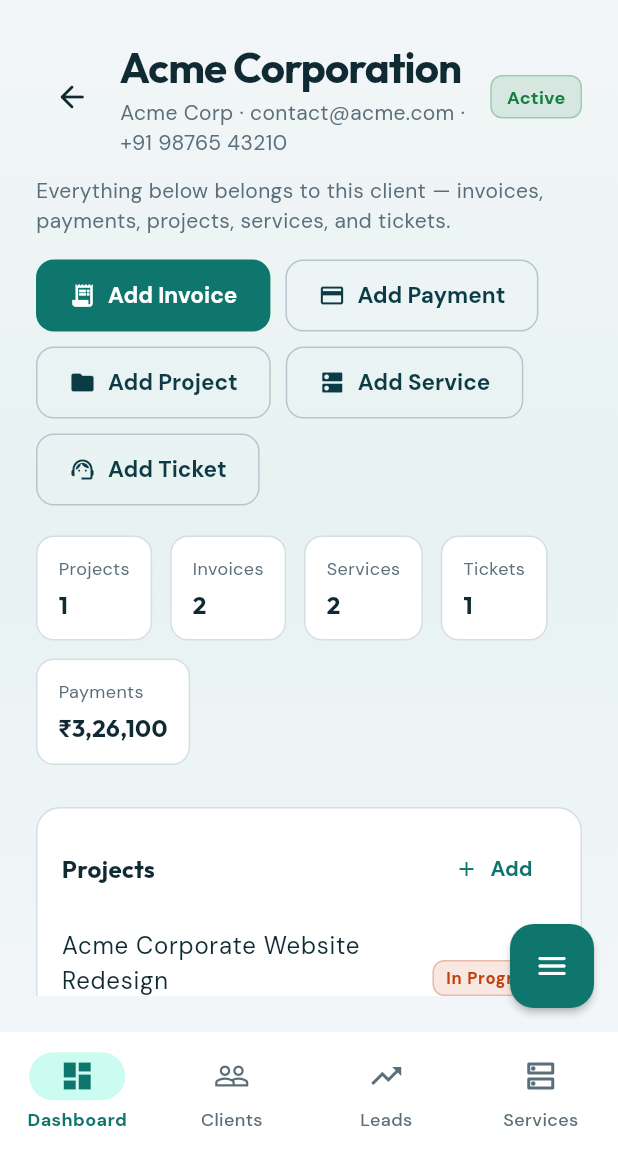
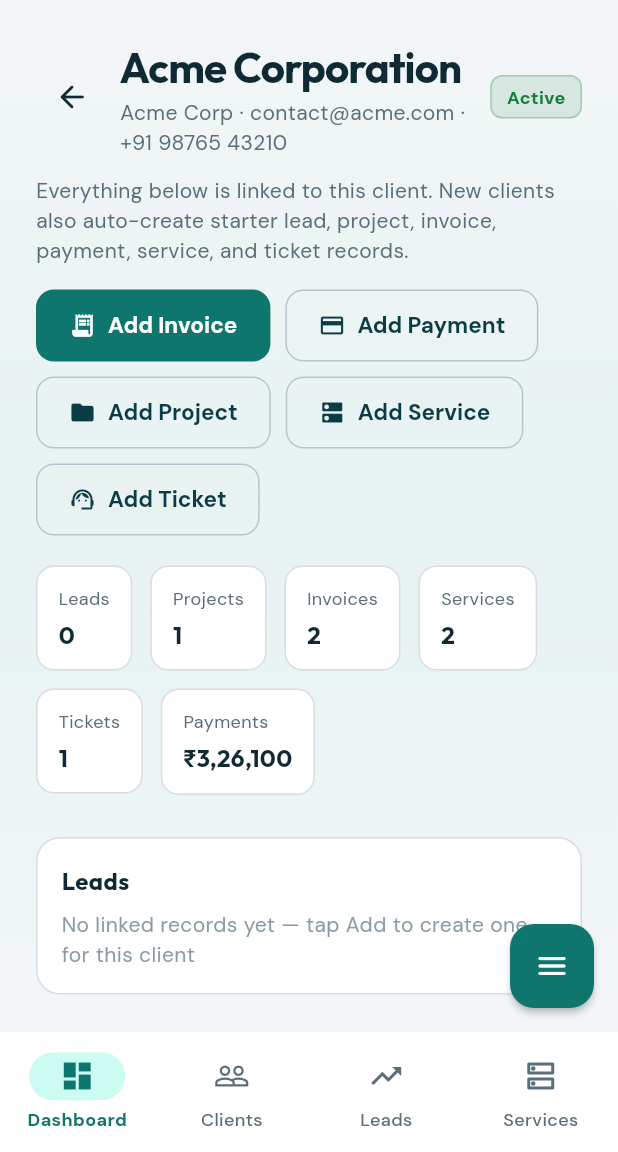
Before and after one commit to PRABHVEERSINGH17/2023a1r109king, a Flutter app: the ClientsScreen screen opened by its route, after a tap on "Acme Corporation", on a phone screen of 412 x 824 dp, the part 84-1236 px from its top. Run offline on Flutter 3.47's test engine with Material 3 defaults, Android fonts, the phone set to English and light mode, and no system bars; our stand-ins replace fl_chart, flutter_dotenv, flutter_riverpod, go_router, supabase_flutter; accounts and stored records are empty.

Commit message:
Auto-create lead and related records when a client is added
Creating a client now bootstraps a won lead plus starter project,
service, invoice, payment, and ticket linked to that client.

Co-authored-by: Prabhveer singh <PRABHVEERSINGH17@users.noreply.github.com>

```diff
--- a/tr_tech_solutions/lib/features/clients/screens/client_detail_screen.dart
+++ b/tr_tech_solutions/lib/features/clients/screens/client_detail_screen.dart
@@ -7,6 +7,7 @@ import 'package:tr_tech_solutions/core/utils/formatters.dart';
 import 'package:tr_tech_solutions/features/clients/providers/clients_provider.dart';
 import 'package:tr_tech_solutions/features/clients/widgets/linked_create_dialogs.dart';
 import 'package:tr_tech_solutions/features/invoices/screens/invoices_screen.dart';
+import 'package:tr_tech_solutions/features/leads/screens/leads_screen.dart';
 import 'package:tr_tech_solutions/features/payments/screens/payments_screen.dart';
 import 'package:tr_tech_solutions/features/projects/screens/projects_screen.dart';
 import 'package:tr_tech_solutions/features/services/screens/services_screen.dart';
@@ -26,6 +27,7 @@ class ClientDetailScreen extends ConsumerWidget {
     ref.invalidate(servicesProvider);
     ref.invalidate(ticketsProvider);
     ref.invalidate(paymentsProvider);
+    ref.invalidate(leadsProvider);
     ref.invalidate(clientsProvider);
   }
 
@@ -37,6 +39,7 @@ class ClientDetailScreen extends ConsumerWidget {
     final servicesAsync = ref.watch(servicesProvider);
     final ticketsAsync = ref.watch(ticketsProvider);
     final paymentsAsync = ref.watch(paymentsProvider);
+    final leadsAsync = ref.watch(leadsProvider);
 
     return clientsAsync.when(
       loading: () => const LoadingWidget(),
@@ -68,6 +71,8 @@ class ClientDetailScreen extends ConsumerWidget {
         final payments =
             paymentsAsync.valueOrNull?.where((p) => p['client_id'] == clientId).toList() ??
                 const [];
+        final leads =
+            leadsAsync.valueOrNull?.where((l) => l.clientId == clientId).toList() ?? const [];
 
         final paidTotal = payments.fold<double>(
           0,
@@ -114,7 +119,7 @@ class ClientDetailScreen extends ConsumerWidget {
               ),
               const SizedBox(height: 12),
               const Text(
-                'Everything below belongs to this client — invoices, payments, projects, services, and tickets.',
+                'Everything below is linked to this client. New clients also auto-create starter lead, project, invoice, payment, service, and ticket records.',
                 style: TextStyle(color: AppColors.textSecondary, fontFamily: AppTypography.body),
               ),
               const SizedBox(height: 16),
@@ -169,6 +174,7 @@ class ClientDetailScreen extends ConsumerWidget {
                 spacing: 12,
                 runSpacing: 12,
                 children: [
+                  _StatChip(label: 'Leads', value: '${leads.length}'),
                   _StatChip(label: 'Projects', value: '${projects.length}'),
                   _StatChip(label: 'Invoices', value: '${invoices.length}'),
                   _StatChip(label: 'Services', value: '${services.length}'),
@@ -177,6 +183,20 @@ class ClientDetailScreen extends ConsumerWidget {
                 ],
               ),
               const SizedBox(height: 28),
+              _Section(
+                title: 'Leads',
+                empty: leads.isEmpty,
+                children: leads
+                    .map(
+                      (l) => ListTile(
+                        contentPadding: EdgeInsets.zero,
+                        title: Text(l.name),
+                        subtitle: Text('${l.source ?? 'lead'} · ${Formatters.formatCurrency(l.value)}'),
+                        trailing: StatusBadge(status: l.stage, compact: true),
+                      ),
+                    )
+                    .toList(),
+              ),
               _Section(
                 title: 'Projects',
                 empty: projects.isEmpty,
--- a/tr_tech_solutions/lib/features/clients/screens/clients_screen.dart
+++ b/tr_tech_solutions/lib/features/clients/screens/clients_screen.dart
@@ -5,6 +5,12 @@ import 'package:tr_tech_solutions/core/providers/app_mode_provider.dart';
 import 'package:tr_tech_solutions/core/theme/app_colors.dart';
 import 'package:tr_tech_solutions/features/auth/providers/auth_provider.dart';
 import 'package:tr_tech_solutions/features/clients/providers/clients_provider.dart';
+import 'package:tr_tech_solutions/features/invoices/screens/invoices_screen.dart';
+import 'package:tr_tech_solutions/features/leads/screens/leads_screen.dart';
+import 'package:tr_tech_solutions/features/payments/screens/payments_screen.dart';
+import 'package:tr_tech_solutions/features/projects/screens/projects_screen.dart';
+import 'package:tr_tech_solutions/features/services/screens/services_screen.dart';
+import 'package:tr_tech_solutions/features/tickets/screens/tickets_screen.dart';
 import 'package:tr_tech_solutions/shared/models/client.dart';
 import 'package:tr_tech_solutions/shared/services/data_service.dart';
 import 'package:tr_tech_solutions/shared/widgets/empty_state.dart';
@@ -39,8 +45,8 @@ class ClientsScreen extends ConsumerWidget {
           PageHeader(
             title: 'Clients',
             subtitle: isDemo
-                ? 'Open a client to see linked invoices, payments, projects & more'
-                : 'Open a client hub to manage invoices, payments, projects & tickets',
+                ? 'Add a client → lead, invoice, payment & more are created automatically'
+                : 'Add a client → related lead, project, invoice, payment, service & ticket are created',
             action: Row(
               mainAxisSize: MainAxisSize.min,
               children: [
@@ -69,7 +75,7 @@ class ClientsScreen extends ConsumerWidget {
                 border: Border.all(color: AppColors.primary.withOpacity(0.35)),
               ),
               child: const Text(
-                'Demo Mode: showing 5 sample clients. Add, edit, and explore freely.',
+                'Demo Mode: Add a client and related lead/project/invoice/payment/service/ticket are created automatically.',
                 style: TextStyle(fontSize: 13),
               ),
             ),
@@ -219,11 +225,29 @@ class ClientsScreen extends ConsumerWidget {
                 try {
                   if (client == null) {
                     await service.createClient(data);
+                    ref.invalidate(clientsProvider);
+                    // Related modules are auto-created with the client.
+                    ref.invalidate(leadsProvider);
+                    ref.invalidate(projectsProvider);
+                    ref.invalidate(invoicesProvider);
+                    ref.invalidate(paymentsProvider);
+                    ref.invalidate(servicesProvider);
+                    ref.invalidate(ticketsProvider);
+                    if (ctx.mounted) Navigator.pop(ctx);
+                    if (context.mounted) {
+                      ScaffoldMessenger.of(context).showSnackBar(
+                        const SnackBar(
+                          content: Text(
+                            'Client created — lead, project, invoice, payment, service & ticket were added automatically',
+                          ),
+                        ),
+                      );
+                    }
                   } else {
                     await service.updateClient(client.id, data);
+                    ref.invalidate(clientsProvider);
+                    if (ctx.mounted) Navigator.pop(ctx);
                   }
-                  ref.invalidate(clientsProvider);
-                  if (ctx.mounted) Navigator.pop(ctx);
                 } catch (e) {
                   if (ctx.mounted) {
                     ScaffoldMessenger.of(context).showSnackBar(
--- /dev/null
+++ b/tr_tech_solutions/lib/shared/services/client_bootstrap.dart
@@ -0,0 +1,75 @@
+import 'package:tr_tech_solutions/shared/models/client.dart';
+import 'package:tr_tech_solutions/shared/services/app_repository.dart';
+
+/// When a client is created, automatically seed linked starter records
+/// (lead, project, service, invoice, payment, ticket) for that client.
+Future<void> bootstrapRelatedRecordsForClient(
+  AppRepository repo,
+  ClientModel client,
+) async {
+  final stamp = DateTime.now().millisecondsSinceEpoch % 100000;
+  final label = (client.company != null && client.company!.trim().isNotEmpty)
+      ? client.company!.trim()
+      : client.name;
+  final due = DateTime.now().add(const Duration(days: 30));
+  final expiry = DateTime.now().add(const Duration(days: 365));
+  final dueStr = due.toIso8601String().split('T').first;
+  final expiryStr = expiry.toIso8601String().split('T').first;
+
+  await repo.createLead({
+    'client_id': client.id,
+    'name': client.name,
+    'email': client.email,
+    'phone': client.phone,
+    'company': client.company,
+    'stage': 'won',
+    'value': 25000,
+    'source': 'client_signup',
+    'notes': 'Auto-created when client was added',
+  });
+
+  await repo.createProject({
+    'client_id': client.id,
+    'title': '$label Onboarding',
+    'description': 'Starter project created with this client',
+    'budget': 25000,
+    'status': 'planning',
+    'due_date': dueStr,
+  });
+
+  await repo.createService({
+    'client_id': client.id,
+    'name': '$label Hosting',
+    'type': 'hosting',
+    'provider': 'TR Tech',
+    'expiry_date': expiryStr,
+    'status': 'active',
+  });
+
+  final invoice = await repo.createInvoice({
+    'client_id': client.id,
+    'invoice_number': 'INV-$stamp',
+    'amount': 10000,
+    'total': 10000,
+    'status': 'pending',
+    'due_date': dueStr,
+    'notes': 'Starter invoice created with this client',
+  });
+
+  await repo.createPayment({
+    'client_id': client.id,
+    'invoice_id': invoice.id,
+    'amount': 5000,
+    'method': 'upi',
+    'reference': 'AUTO-$stamp',
+  });
+
+  await repo.createTicket({
+    'client_id': client.id,
+    'ticket_number': 'TKT-$stamp',
+    'subject': 'Welcome & onboarding',
+    'description': 'Auto-created support ticket for new client setup',
+    'priority': 'medium',
+    'status': 'open',
+  });
+}
--- a/tr_tech_solutions/lib/shared/services/data_service.dart
+++ b/tr_tech_solutions/lib/shared/services/data_service.dart
@@ -10,6 +10,7 @@ import 'package:tr_tech_solutions/shared/models/project.dart';
 import 'package:tr_tech_solutions/shared/models/service.dart';
 import 'package:tr_tech_solutions/shared/models/ticket.dart';
 import 'package:tr_tech_solutions/shared/services/app_repository.dart';
+import 'package:tr_tech_solutions/shared/services/client_bootstrap.dart';
 import 'package:tr_tech_solutions/shared/services/demo_repository.dart';
 
 class SupabaseRepository implements AppRepository {
@@ -75,9 +76,18 @@ class SupabaseRepository implements AppRepository {
 
   @override
   Future<ClientModel> createClient(Map<String, dynamic> data) async {
+    final bootstrap = data.remove('bootstrap_related') as bool? ?? true;
     data['user_id'] = _userId;
     final response = await _client.from('clients').insert(data).select().single();
-    return ClientModel.fromJson(response);
+    final client = ClientModel.fromJson(response);
+    if (bootstrap) {
+      try {
+        await bootstrapRelatedRecordsForClient(this, client);
+      } catch (_) {
+        // Client is saved even if related starter records fail (schema/RLS).
+      }
+    }
+    return client;
   }
 
   @override
--- a/tr_tech_solutions/lib/shared/services/demo_repository.dart
+++ b/tr_tech_solutions/lib/shared/services/demo_repository.dart
@@ -6,6 +6,7 @@ import 'package:tr_tech_solutions/shared/models/project.dart';
 import 'package:tr_tech_solutions/shared/models/service.dart';
 import 'package:tr_tech_solutions/shared/models/ticket.dart';
 import 'package:tr_tech_solutions/shared/services/app_repository.dart';
+import 'package:tr_tech_solutions/shared/services/client_bootstrap.dart';
 import 'package:uuid/uuid.dart';
 
 class DemoRepository implements AppRepository {
@@ -557,6 +558,12 @@ class DemoRepository implements AppRepository {
       createdAt: DateTime.now(),
     );
     _clients.insert(0, client);
+
+    // Creating a client automatically creates linked lead + related records.
+    final bootstrap = data['bootstrap_related'] as bool? ?? true;
+    if (bootstrap) {
+      await bootstrapRelatedRecordsForClient(this, client);
+    }
     return _delay(client);
   }
 
```
Also changed, not shown: 1 other file.
